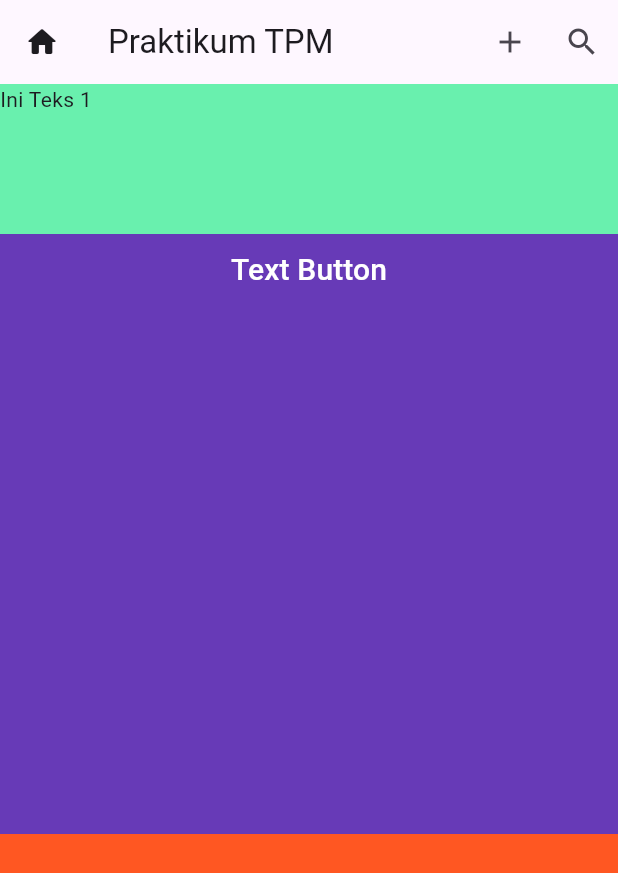
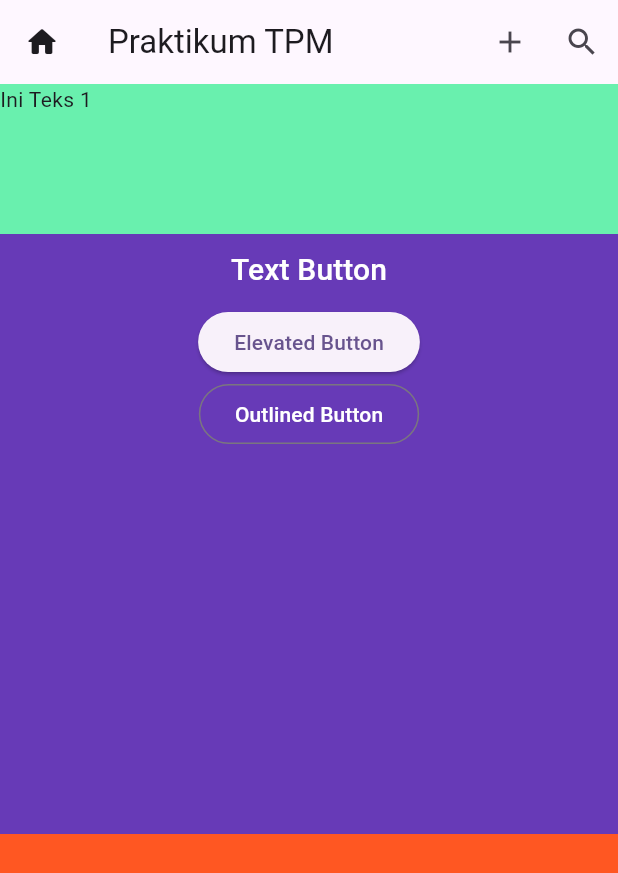
Before and after one commit to hzlnqodrey/mobile-project, a Flutter app: the screen it shows after launch, on a phone screen of 412 x 824 dp. Shown: the top 873 px of the screen. Run offline on Flutter 3.47's test engine with Material 3 defaults, Android fonts, the phone set to English and light mode, and no system bars.

Commit message:
every kind of button i guess

```diff
--- a/Project Prak Mobile IF-E/materi_layout/layout_tutorial/lib/views/MainScreen.dart
+++ b/Project Prak Mobile IF-E/materi_layout/layout_tutorial/lib/views/MainScreen.dart
@@ -39,7 +39,17 @@ class MainScreen extends StatelessWidget {
                           child: Text(
                             "Text Button",
                             style: TextStyle(fontSize: 20, color: Colors.white),
-                          ))
+                          )),
+                      ElevatedButton(
+                        onPressed: () {},
+                        child: Text("Elevated Button"),
+                      ),
+                      OutlinedButton(
+                          onPressed: () {},
+                          child: Text(
+                            "Outlined Button",
+                            style: TextStyle(color: Colors.white),
+                          )),
                     ],
                   ),
                 ),
```
